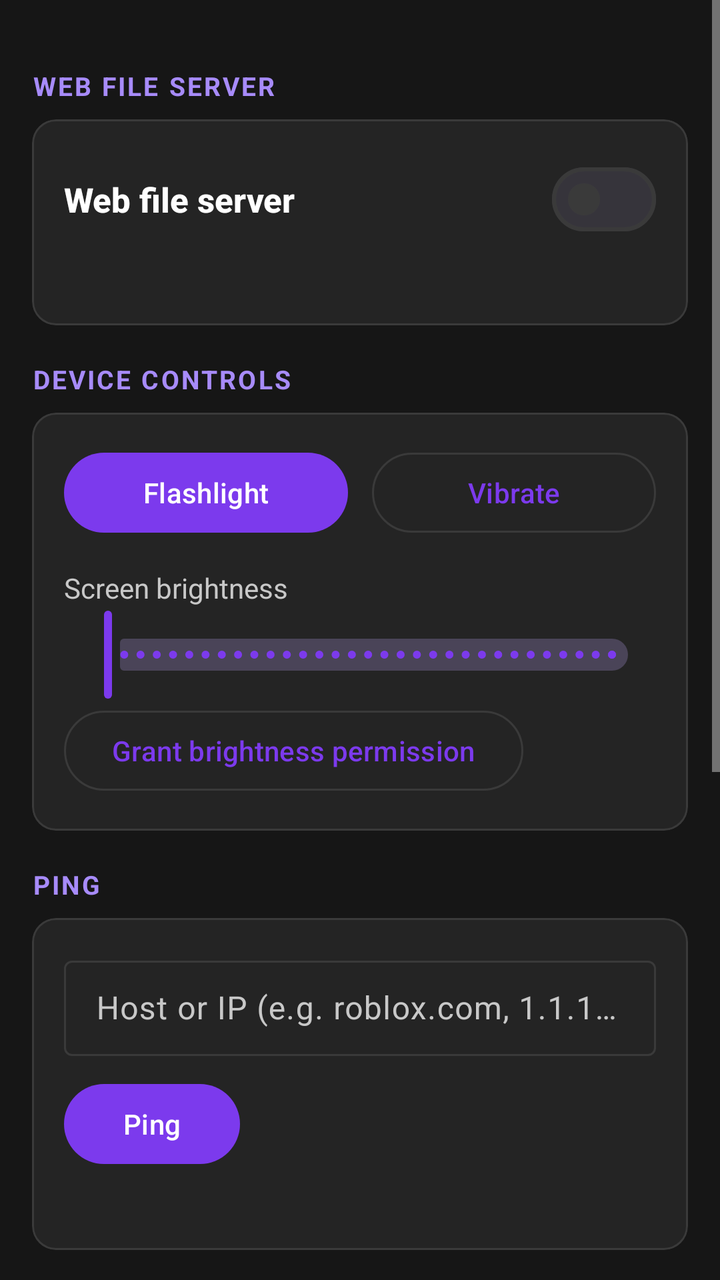
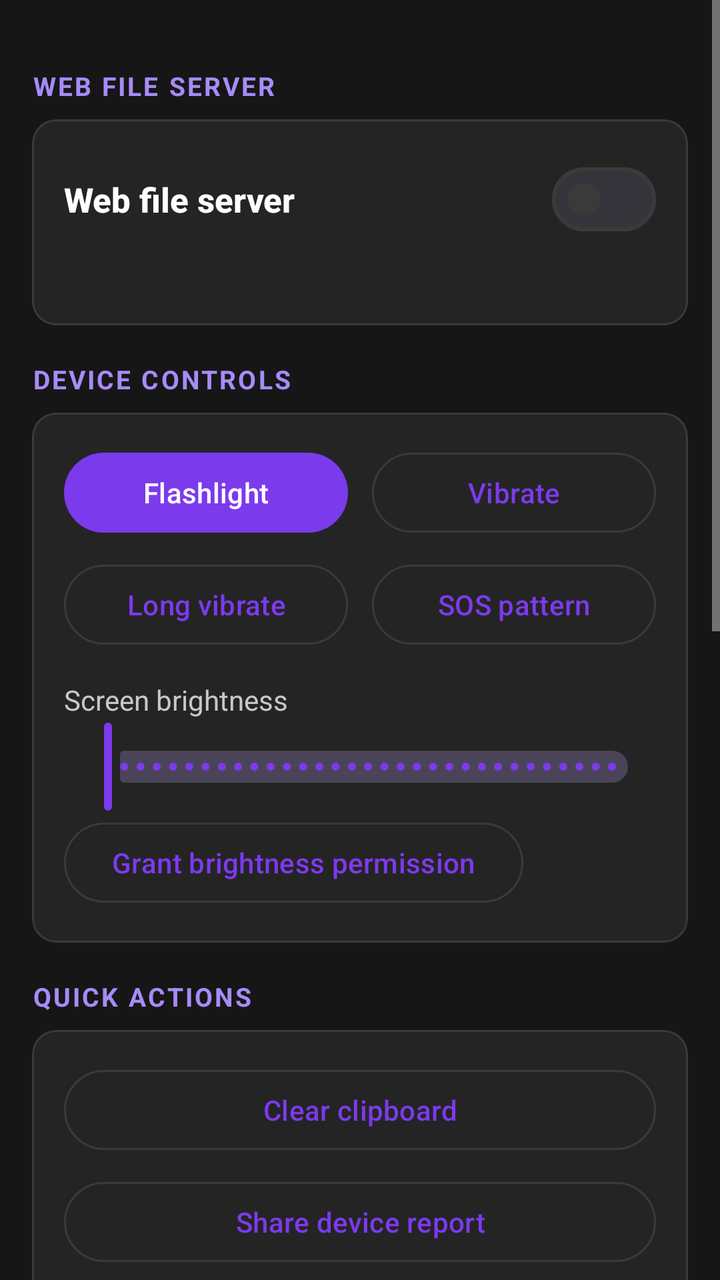

The first picture is an Android layout as it rendered before a commit; the second is the same layout after the commit. The layout source and the unified diff follow.
<!-- AndroidManifest.xml: application theme Theme.DroidDeck -->
<!-- res/layout/fragment_tools.xml -->
<?xml version="1.0" encoding="utf-8"?>
<ScrollView xmlns:android="http://schemas.android.com/apk/res/android"
    xmlns:app="http://schemas.android.com/apk/res-auto"
    android:layout_width="match_parent"
    android:layout_height="match_parent"
    android:fillViewport="true">

    <LinearLayout
        android:layout_width="match_parent"
        android:layout_height="wrap_content"
        android:orientation="vertical"
        android:padding="16dp">

        <TextView style="@style/DeckToolLabel" android:text="@string/web_server" />

        <com.google.android.material.card.MaterialCardView style="@style/DeckCard">
            <LinearLayout style="@style/DeckCardInner">
                <LinearLayout
                    android:layout_width="match_parent"
                    android:layout_height="wrap_content"
                    android:gravity="center_vertical"
                    android:orientation="horizontal">
                    <TextView
                        style="@style/DeckValue"
                        android:layout_width="0dp"
                        android:layout_weight="1"
                        android:text="@string/web_server" />
                    <com.google.android.material.materialswitch.MaterialSwitch
                        android:id="@+id/t_server_switch"
                        android:layout_width="wrap_content"
                        android:layout_height="wrap_content" />
                </LinearLayout>
                <TextView
                    android:id="@+id/t_server_status"
                    style="@style/DeckMeta" />
            </LinearLayout>
        </com.google.android.material.card.MaterialCardView>

        <TextView style="@style/DeckToolLabel" android:text="Device controls" />

        <com.google.android.material.card.MaterialCardView style="@style/DeckCard">
            <LinearLayout style="@style/DeckCardInner">
                <LinearLayout
                    android:layout_width="match_parent"
                    android:layout_height="wrap_content"
                    android:orientation="horizontal">
                    <com.google.android.material.button.MaterialButton
                        android:id="@+id/t_flash"
                        android:layout_width="0dp"
                        android:layout_height="wrap_content"
                        android:layout_marginEnd="6dp"
                        android:layout_weight="1"
                        android:text="@string/flashlight" />
                    <com.google.android.material.button.MaterialButton
                        android:id="@+id/t_vibrate"
                        style="?attr/materialButtonOutlinedStyle"
                        android:layout_width="0dp"
                        android:layout_height="wrap_content"
                        android:layout_marginStart="6dp"
                        android:layout_weight="1"
                        android:text="@string/vibrate" />
                </LinearLayout>

                <TextView
                    style="@style/DeckMeta"
                    android:layout_width="wrap_content"
                    android:layout_height="wrap_content"
                    android:layout_marginTop="14dp"
                    android:text="@string/brightness" />
                <com.google.android.material.slider.Slider
                    android:id="@+id/t_brightness"
                    android:layout_width="match_parent"
                    android:layout_height="wrap_content"
                    android:valueFrom="1"
                    android:valueTo="255"
                    android:stepSize="1"
                    app:labelBehavior="gone" />
                <com.google.android.material.button.MaterialButton
                    android:id="@+id/t_brightness_perm"
                    style="?attr/materialButtonOutlinedStyle"
                    android:layout_width="wrap_content"
                    android:layout_height="wrap_content"
                    android:text="Grant brightness permission" />
            </LinearLayout>
        </com.google.android.material.card.MaterialCardView>

        <TextView style="@style/DeckToolLabel" android:text="@string/ping" />

        <com.google.android.material.card.MaterialCardView style="@style/DeckCard">
            <LinearLayout style="@style/DeckCardInner">
                <com.google.android.material.textfield.TextInputLayout
                    style="@style/Widget.Material3.TextInputLayout.OutlinedBox.Dense"
                    android:layout_width="match_parent"
                    android:layout_height="wrap_content"
                    android:hint="Host or IP (e.g. roblox.com, 1.1.1.1)">
                    <com.google.android.material.textfield.TextInputEditText
                        android:id="@+id/t_ping_host"
                        android:layout_width="match_parent"
                        android:layout_height="wrap_content"
                        android:inputType="textUri"
                        android:singleLine="true" />
                </com.google.android.material.textfield.TextInputLayout>
                <com.google.android.material.button.MaterialButton
                    android:id="@+id/t_ping"
                    android:layout_width="wrap_content"
                    android:layout_height="wrap_content"
                    android:layout_marginTop="10dp"
                    android:text="@string/ping" />
                <TextView
                    android:id="@+id/t_ping_out"
                    style="@style/DeckMeta"
                    android:fontFamily="monospace"
                    android:textIsSelectable="true" />
            </LinearLayout>
        </com.google.android.material.card.MaterialCardView>

        <TextView style="@style/DeckToolLabel" android:text="@string/hash_tool" />

        <com.google.android.material.card.MaterialCardView style="@style/DeckCard">
            <LinearLayout style="@style/DeckCardInner">
                <com.google.android.material.textfield.TextInputLayout
                    style="@style/Widget.Material3.TextInputLayout.OutlinedBox.Dense"
                    android:layout_width="match_parent"
                    android:layout_height="wrap_content"
                    android:hint="Text to hash">
                    <com.google.android.material.textfield.TextInputEditText
                        android:id="@+id/t_hash_input"
                        android:layout_width="match_parent"
                        android:layout_height="wrap_content"
                        android:inputType="text" />
                </com.google.android.material.textfield.TextInputLayout>
                <LinearLayout
                    android:layout_width="match_parent"
                    android:layout_height="wrap_content"
                    android:layout_marginTop="10dp"
                    android:orientation="horizontal">
                    <com.google.android.material.button.MaterialButton
                        android:id="@+id/t_hash_md5"
                        android:layout_width="0dp"
                        android:layout_height="wrap_content"
                        android:layout_marginEnd="6dp"
                        android:layout_weight="1"
                        android:text="MD5" />
                    <com.google.android.material.button.MaterialButton
                        android:id="@+id/t_hash_sha"
                        android:layout_width="0dp"
                        android:layout_height="wrap_content"
                        android:layout_marginStart="6dp"
                        android:layout_weight="1"
                        android:text="SHA-256" />
                </LinearLayout>
                <TextView
                    android:id="@+id/t_hash_out"
                    style="@style/DeckMeta"
                    android:fontFamily="monospace"
                    android:textIsSelectable="true" />
            </LinearLayout>
        </com.google.android.material.card.MaterialCardView>

        <TextView style="@style/DeckToolLabel" android:text="@string/quick_settings" />

        <com.google.android.material.card.MaterialCardView style="@style/DeckCard">
            <LinearLayout style="@style/DeckCardInner">
                <LinearLayout
                    android:layout_width="match_parent"
                    android:layout_height="wrap_content"
                    android:orientation="horizontal">
                    <com.google.android.material.button.MaterialButton
                        android:id="@+id/t_wifi"
                        style="?attr/materialButtonOutlinedStyle"
                        android:layout_width="0dp"
                        android:layout_height="wrap_content"
                        android:layout_marginEnd="4dp"
                        android:layout_weight="1"
                        android:insetLeft="0dp"
                        android:insetRight="0dp"
                        android:text="Wi-Fi" />
                    <com.google.android.material.button.MaterialButton
                        android:id="@+id/t_bluetooth"
                        style="?attr/materialButtonOutlinedStyle"
                        android:layout_width="0dp"
                        android:layout_height="wrap_content"
                        android:layout_marginHorizontal="4dp"
                        android:layout_weight="1"
                        android:insetLeft="0dp"
                        android:insetRight="0dp"
                        android:text="Bluetooth" />
                    <com.google.android.material.button.MaterialButton
                        android:id="@+id/t_display"
                        style="?attr/materialButtonOutlinedStyle"
                        android:layout_width="0dp"
                        android:layout_height="wrap_content"
                        android:layout_marginHorizontal="4dp"
                        android:layout_weight="1"
                        android:insetLeft="0dp"
                        android:insetRight="0dp"
                        android:text="Display" />
                </LinearLayout>
                <LinearLayout
                    android:layout_width="match_parent"
                    android:layout_height="wrap_content"
                    android:layout_marginTop="8dp"
                    android:orientation="horizontal">
                    <com.google.android.material.button.MaterialButton
                        android:id="@+id/t_battery"
                        style="?attr/materialButtonOutlinedStyle"
                        android:layout_width="0dp"
                        android:layout_height="wrap_content"
                        android:layout_marginEnd="4dp"
                        android:layout_weight="1"
                        android:insetLeft="0dp"
                        android:insetRight="0dp"
                        android:text="Battery" />
                    <com.google.android.material.button.MaterialButton
                        android:id="@+id/t_apps"
                        style="?attr/materialButtonOutlinedStyle"
                        android:layout_width="0dp"
                        android:layout_height="wrap_content"
                        android:layout_marginHorizontal="4dp"
                        android:layout_weight="1"
                        android:insetLeft="0dp"
                        android:insetRight="0dp"
                        android:text="Apps" />
                    <com.google.android.material.button.MaterialButton
                        android:id="@+id/t_notif_perm"
                        style="?attr/materialButtonOutlinedStyle"
                        android:layout_width="0dp"
                        android:layout_height="wrap_content"
                        android:layout_marginStart="4dp"
                        android:layout_weight="1"
                        android:insetLeft="0dp"
                        android:insetRight="0dp"
                        android:text="@string/grant_notif" />
                </LinearLayout>
            </LinearLayout>
        </com.google.android.material.card.MaterialCardView>
    </LinearLayout>
</ScrollView>
<!-- resources referenced by this layout -->
<resources>
  <string name="brightness">Screen brightness</string>
  <string name="flashlight">Flashlight</string>
  <string name="grant_notif">Allow notifications</string>
  <string name="hash_tool">Text hashing</string>
  <string name="ping">Ping</string>
  <string name="quick_settings">Quick settings</string>
  <string name="vibrate">Vibrate</string>
  <string name="web_server">Web file server</string>
  <style name="DeckCard" parent="Widget.Material3.CardView.Elevated">
          <item name="android:layout_width">match_parent</item>
          <item name="android:layout_height">wrap_content</item>
          <item name="android:layout_marginTop">8dp</item>
          <item name="cardBackgroundColor">@color/surface</item>
          <item name="cardCornerRadius">12dp</item>
          <item name="cardElevation">0dp</item>
          <item name="strokeColor">@color/outline</item>
          <item name="strokeWidth">1dp</item>
      </style>
  <style name="DeckCardInner">
          <item name="android:layout_width">match_parent</item>
          <item name="android:layout_height">wrap_content</item>
          <item name="android:orientation">vertical</item>
          <item name="android:padding">16dp</item>
      </style>
  <style name="DeckMeta">
          <item name="android:layout_width">match_parent</item>
          <item name="android:layout_height">wrap_content</item>
          <item name="android:layout_marginTop">4dp</item>
          <item name="android:textSize">14sp</item>
          <item name="android:textColor">@color/text_secondary</item>
      </style>
  <style name="DeckToolLabel">
          <item name="android:layout_width">wrap_content</item>
          <item name="android:layout_height">wrap_content</item>
          <item name="android:layout_marginTop">18dp</item>
          <item name="android:textSize">13sp</item>
          <item name="android:textStyle">bold</item>
          <item name="android:letterSpacing">0.08</item>
          <item name="android:textAllCaps">true</item>
          <item name="android:textColor">@color/violet_light</item>
      </style>
  <style name="DeckValue">
          <item name="android:layout_width">match_parent</item>
          <item name="android:layout_height">wrap_content</item>
          <item name="android:textSize">17sp</item>
          <item name="android:textStyle">bold</item>
          <item name="android:textColor">@color/text_primary</item>
          <item name="android:fontFamily">sans-serif-medium</item>
      </style>
  <style name="Theme.DroidDeck" parent="Theme.Material3.Dark.NoActionBar">
          <item name="colorPrimary">@color/violet</item>
          <item name="colorOnPrimary">#FFFFFF</item>
          <item name="colorPrimaryContainer">@color/violet_light</item>
          <item name="colorSecondary">@color/cyan</item>
          <item name="android:colorBackground">@color/bg</item>
          <item name="colorSurface">@color/surface</item>
          <item name="colorOnSurface">@color/text_primary</item>
          <item name="colorOnSurfaceVariant">@color/text_secondary</item>
          <item name="colorOutline">@color/outline</item>
          <item name="android:statusBarColor">@color/bg</item>
          <item name="android:navigationBarColor">@color/bg</item>
          <item name="android:textColorPrimary">@color/text_primary</item>
          <item name="android:textColorSecondary">@color/text_secondary</item>
      </style>
  <color name="surface">#242424</color>
  <color name="outline">#3A3A3A</color>
  <color name="text_secondary">#C8C8C8</color>
  <color name="violet_light">#A78BFA</color>
  <color name="text_primary">#FFFFFF</color>
  <color name="violet">#7C3AED</color>
  <color name="cyan">#06B6D4</color>
  <color name="bg">#161616</color>
</resources>

<!-- the commit's change to res/layout/fragment_tools.xml (unified diff, before → after) -->
@@ -60,6 +60,28 @@
                         android:layout_weight="1"
                         android:text="@string/vibrate" />
                 </LinearLayout>
+                <LinearLayout
+                    android:layout_width="match_parent"
+                    android:layout_height="wrap_content"
+                    android:layout_marginTop="8dp"
+                    android:orientation="horizontal">
+                    <com.google.android.material.button.MaterialButton
+                        android:id="@+id/t_vibrate_long"
+                        style="?attr/materialButtonOutlinedStyle"
+                        android:layout_width="0dp"
+                        android:layout_height="wrap_content"
+                        android:layout_marginEnd="6dp"
+                        android:layout_weight="1"
+                        android:text="Long vibrate" />
+                    <com.google.android.material.button.MaterialButton
+                        android:id="@+id/t_sos"
+                        style="?attr/materialButtonOutlinedStyle"
+                        android:layout_width="0dp"
+                        android:layout_height="wrap_content"
+                        android:layout_marginStart="6dp"
+                        android:layout_weight="1"
+                        android:text="SOS pattern" />
+                </LinearLayout>
 
                 <TextView
                     style="@style/DeckMeta"
@@ -84,6 +106,26 @@
             </LinearLayout>
         </com.google.android.material.card.MaterialCardView>
 
+        <TextView style="@style/DeckToolLabel" android:text="Quick actions" />
+
+        <com.google.android.material.card.MaterialCardView style="@style/DeckCard">
+            <LinearLayout style="@style/DeckCardInner">
+                <com.google.android.material.button.MaterialButton
+                    android:id="@+id/t_clip_clear"
+                    style="?attr/materialButtonOutlinedStyle"
+                    android:layout_width="match_parent"
+                    android:layout_height="wrap_content"
+                    android:text="Clear clipboard" />
+                <com.google.android.material.button.MaterialButton
+                    android:id="@+id/t_share_report"
+                    style="?attr/materialButtonOutlinedStyle"
+                    android:layout_width="match_parent"
+                    android:layout_height="wrap_content"
+                    android:layout_marginTop="8dp"
+                    android:text="Share device report" />
+            </LinearLayout>
+        </com.google.android.material.card.MaterialCardView>
+
         <TextView style="@style/DeckToolLabel" android:text="@string/ping" />
 
         <com.google.android.material.card.MaterialCardView style="@style/DeckCard">
